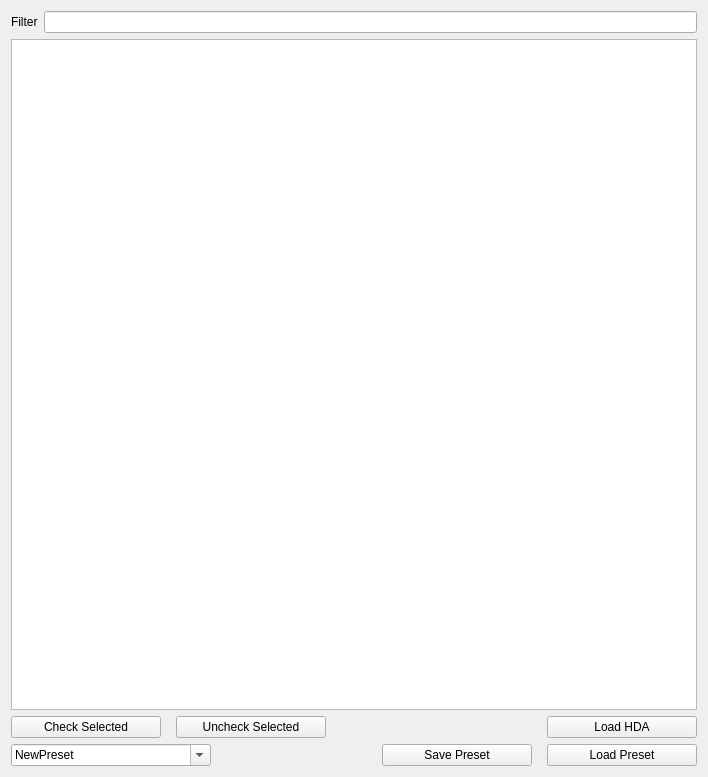
Before: the Qt Designer form uiHoudiniLoadHda.ui in Hengle/houdiniLoadHda, drawn with Qt 5.
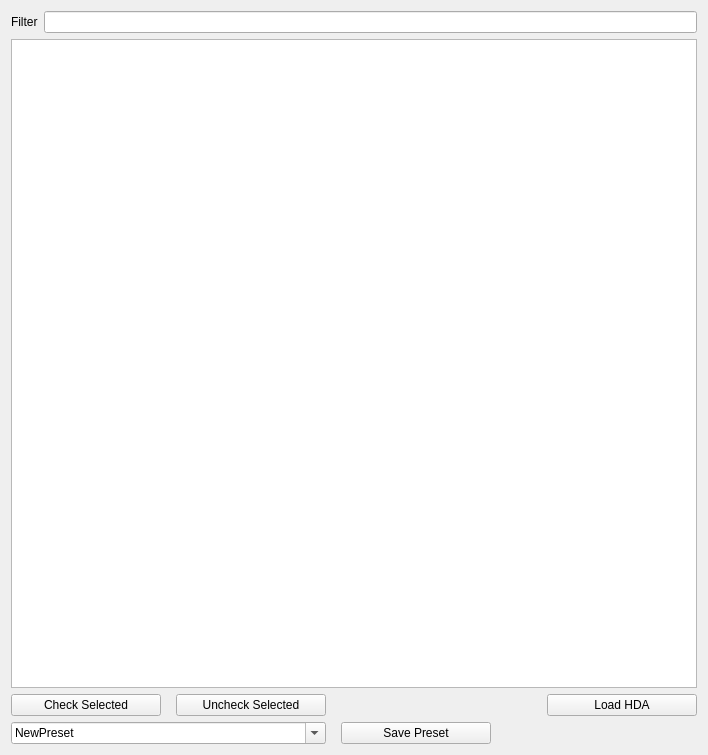
After: the same form once the commit is applied.

Diff of the .ui file:
```diff
--- a/uiHoudiniLoadHda.ui
+++ b/uiHoudiniLoadHda.ui
@@ -7,7 +7,7 @@
     <x>0</x>
     <y>0</y>
     <width>708</width>
-    <height>777</height>
+    <height>755</height>
    </rect>
   </property>
   <property name="windowTitle">
@@ -109,7 +109,7 @@
       <widget class="QComboBox" name="comboBox">
        <property name="minimumSize">
         <size>
-         <width>200</width>
+         <width>315</width>
          <height>0</height>
         </size>
        </property>
@@ -123,19 +123,6 @@
        </item>
       </widget>
      </item>
-     <item>
-      <spacer name="horizontalSpacer_2">
-       <property name="orientation">
-        <enum>Qt::Horizontal</enum>
-       </property>
-       <property name="sizeHint" stdset="0">
-        <size>
-         <width>40</width>
-         <height>20</height>
-        </size>
-       </property>
-      </spacer>
-     </item>
      <item>
       <widget class="QPushButton" name="pushSavePreset">
        <property name="minimumSize">
@@ -156,23 +143,17 @@
       </widget>
      </item>
      <item>
-      <widget class="QPushButton" name="pushLoadPreset">
-       <property name="minimumSize">
-        <size>
-         <width>150</width>
-         <height>0</height>
-        </size>
+      <spacer name="horizontalSpacer_2">
+       <property name="orientation">
+        <enum>Qt::Horizontal</enum>
        </property>
-       <property name="maximumSize">
+       <property name="sizeHint" stdset="0">
         <size>
-         <width>1000</width>
-         <height>16777215</height>
+         <width>40</width>
+         <height>20</height>
         </size>
        </property>
-       <property name="text">
-        <string>Load Preset</string>
-       </property>
-      </widget>
+      </spacer>
      </item>
     </layout>
    </item>
@@ -187,6 +168,9 @@
      <property name="cornerButtonEnabled">
       <bool>false</bool>
      </property>
+     <attribute name="horizontalHeaderVisible">
+      <bool>false</bool>
+     </attribute>
      <attribute name="horizontalHeaderDefaultSectionSize">
       <number>345</number>
      </attribute>
```
